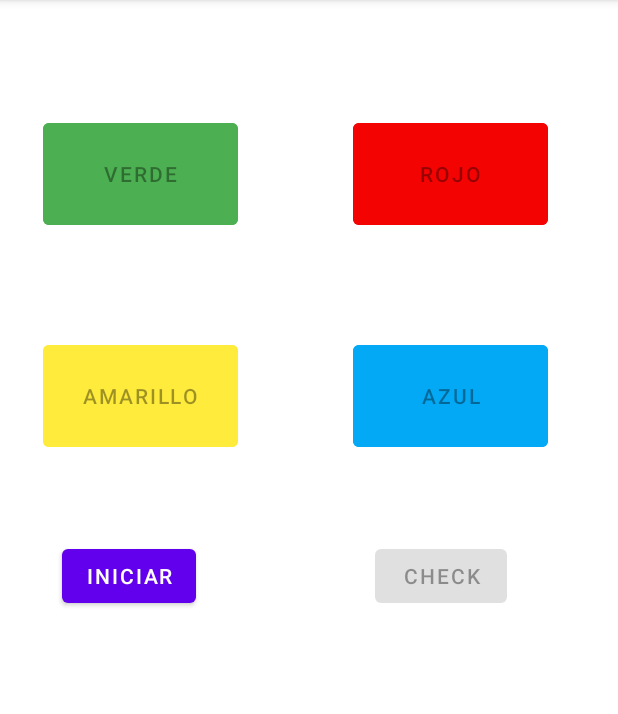
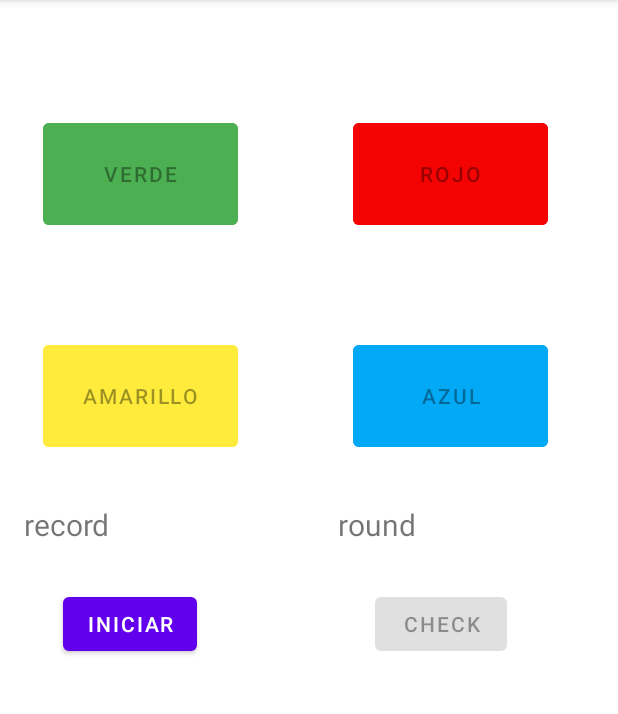
Before and after one commit to DavidHermi/SimonDice, an Android app: the screen it shows after launch (MainActivity), on a phone screen of 412 x 824 dp, the part 84-798 px from its top. Run offline under Robolectric (Android 15) with nearby library versions, the phone set to English and light mode, and no system bars.

Commit message:
Rama programador (Comenzamos base de datos)

```diff
--- a/app/build.gradle
+++ b/app/build.gradle
@@ -46,5 +46,16 @@ dependencies {
     testImplementation 'junit:junit:4.13.2'
     androidTestImplementation 'androidx.test.ext:junit:1.1.4'
     androidTestImplementation 'androidx.test.espresso:espresso-core:3.5.0'
+    implementation("androidx.room:room-runtime:$room_version")
+    annotationProcessor("androidx.room:room-compiler:$room_version")
+    kapt("androidx.room:room-compiler:$room_version")
+    ksp("androidx.room:room-compiler:$room_version")
+    implementation("androidx.room:room-ktx:$room_version")
+    implementation("androidx.room:room-rxjava2:$room_version")
+    implementation("androidx.room:room-rxjava3:$room_version")
+    implementation("androidx.room:room-guava:$room_version")
+    testImplementation("androidx.room:room-testing:$room_version")
+    implementation("androidx.room:room-paging:$room_version")
+
 
 }
--- /dev/null
+++ b/app/src/main/java/com/example/simondiceappdifinitiva/DAO.kt
@@ -0,0 +1,5 @@
+package com.example.simondiceappdifinitiva
+
+class DAO {
+
+}
--- a/app/src/main/java/com/example/simondiceappdifinitiva/MainActivity.kt
+++ b/app/src/main/java/com/example/simondiceappdifinitiva/MainActivity.kt
@@ -22,7 +22,6 @@ class MainActivity : AppCompatActivity() {
         val Btnscolor = listOf(button_red,button_green,button_yellow,button_blue)
         val toast = Toast.makeText(applicationContext,"Juego terminado", Toast.LENGTH_SHORT)
         val toast2 = Toast.makeText(applicationContext,"Inicio", Toast.LENGTH_SHORT)
-
 
         val ModeloJuego by viewModels<VistaModelo>()
 
--- a/app/src/main/java/com/example/simondiceappdifinitiva/VistaModelo.kt
+++ b/app/src/main/java/com/example/simondiceappdifinitiva/VistaModelo.kt
@@ -11,6 +11,10 @@ import kotlin.random.Random
 
 class VistaModelo  : ViewModel() {
 
+    private var ronda = 1     //número de ronda
+    var liveRonda = MutableLiveData<Int>()
+    private var record = 1 //numero record
+    var liveRecord = MutableLiveData<Int>()
     val secuenciaJ = MutableLiveData<MutableList<Int>>()
     val secuenciaU = MutableLiveData<MutableList<Int>>()
     val gameState = MutableLiveData<Boolean>()
@@ -22,6 +26,7 @@ class VistaModelo  : ViewModel() {
     }
 
     fun init_game() {
+
         gameState.value = false;
         reset()
         addToSecu()
@@ -40,10 +45,14 @@ class VistaModelo  : ViewModel() {
             addToSecu()
             secuenciaU.value?.clear()
             ret = true;
+
         } else {
             gameState.value = true;
         }
         return ret;
+
+
+
     }
 
     private fun reset() {
--- a/app/src/main/res/layout/activity_main.xml
+++ b/app/src/main/res/layout/activity_main.xml
@@ -5,6 +5,33 @@
     android:layout_width="match_parent"
     android:layout_height="match_parent"
     tools:context=".MainActivity">
+
+
+    <TextView
+        android:id="@+id/textRecord"
+        android:layout_width="179dp"
+        android:layout_height="28dp"
+        android:layout_marginBottom="28dp"
+        android:text="@string/record"
+        android:textSize="20sp"
+        app:layout_constraintBottom_toTopOf="@+id/start"
+        app:layout_constraintEnd_toEndOf="parent"
+        app:layout_constraintHorizontal_bias="0.068"
+        app:layout_constraintStart_toStartOf="parent"
+        tools:ignore="MissingConstraints" />
+
+    <TextView
+        android:id="@+id/textRound"
+        android:layout_width="179dp"
+        android:layout_height="28dp"
+        android:layout_marginBottom="28dp"
+        android:text="round"
+        android:textSize="20sp"
+        app:layout_constraintBottom_toTopOf="@+id/start"
+        app:layout_constraintEnd_toEndOf="parent"
+        app:layout_constraintHorizontal_bias="0.969"
+        app:layout_constraintStart_toStartOf="parent"
+        tools:ignore="MissingConstraints" />
 
     <Button
         android:id="@+id/azul"
@@ -49,10 +76,10 @@
         android:id="@+id/start"
         android:layout_width="wrap_content"
         android:layout_height="wrap_content"
-        android:layout_marginTop="56dp"
+        android:layout_marginTop="88dp"
         android:text="Iniciar"
         app:layout_constraintEnd_toStartOf="@+id/guideline10"
-        app:layout_constraintHorizontal_bias="0.361"
+        app:layout_constraintHorizontal_bias="0.365"
         app:layout_constraintStart_toStartOf="parent"
         app:layout_constraintTop_toBottomOf="@+id/amarillo" />
 
@@ -60,10 +87,10 @@
         android:id="@+id/check"
         android:layout_width="wrap_content"
         android:layout_height="wrap_content"
-        android:layout_marginTop="56dp"
+        android:layout_marginTop="88dp"
         android:text="check"
         app:layout_constraintEnd_toEndOf="parent"
-        app:layout_constraintHorizontal_bias="0.379"
+        app:layout_constraintHorizontal_bias="0.381"
         app:layout_constraintStart_toStartOf="@+id/guideline10"
         app:layout_constraintTop_toBottomOf="@+id/azul" />
 
--- a/app/src/main/res/values/strings.xml
+++ b/app/src/main/res/values/strings.xml
@@ -9,4 +9,5 @@
 
     <string name="hello_first_fragment">Hello first fragment</string>
     <string name="hello_second_fragment">Hello second fragment. Arg: %1$s</string>
+    <string name="record">record</string>
 </resources>
```
